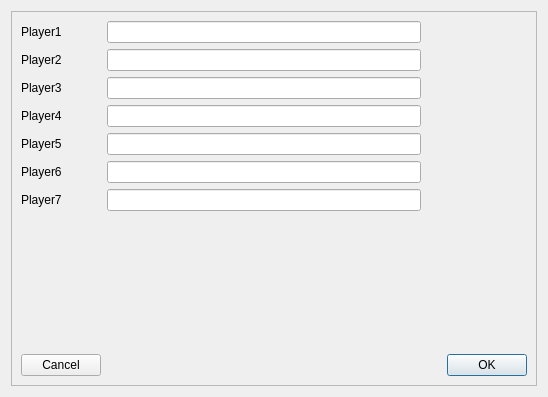
First picture: the form in Diplomacy/forms/userswindow.ui, repository ulquiorra68/Diplomacy, before the edit.
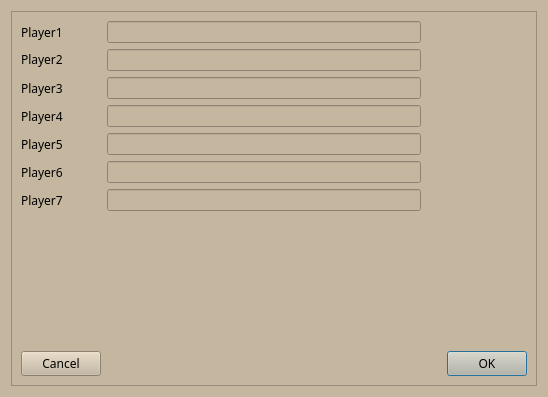
Second picture: the form after the edit.

What changed in the file:
```diff
--- a/Diplomacy/forms/userswindow.ui
+++ b/Diplomacy/forms/userswindow.ui
@@ -13,6 +13,9 @@
   <property name="windowTitle">
    <string>Dialog</string>
   </property>
+  <property name="styleSheet">
+   <string notr="true">background-color: #c4b69f</string>
+  </property>
   <layout class="QGridLayout" name="gridLayout">
    <item row="0" column="0">
     <widget class="QFrame" name="frame">
@@ -25,6 +28,11 @@
      <layout class="QGridLayout" name="gridLayout_2">
       <item row="10" column="4">
        <widget class="QPushButton" name="ok_button">
+        <property name="font">
+         <font>
+          <family>MV Boli</family>
+         </font>
+        </property>
         <property name="text">
          <string>OK</string>
         </property>
@@ -32,6 +40,11 @@
       </item>
       <item row="3" column="0">
        <widget class="QLabel" name="label_2">
+        <property name="font">
+         <font>
+          <family>MV Boli</family>
+         </font>
+        </property>
         <property name="text">
          <string>&lt;html&gt;&lt;head/&gt;&lt;body&gt;&lt;p&gt;Player2&lt;/p&gt;&lt;/body&gt;&lt;/html&gt;</string>
         </property>
@@ -39,6 +52,11 @@
       </item>
       <item row="6" column="0">
        <widget class="QLabel" name="label_5">
+        <property name="font">
+         <font>
+          <family>MV Boli</family>
+         </font>
+        </property>
         <property name="text">
          <string>Player5</string>
         </property>
@@ -46,6 +64,11 @@
       </item>
       <item row="10" column="0">
        <widget class="QPushButton" name="cancel_button">
+        <property name="font">
+         <font>
+          <family>MV Boli</family>
+         </font>
+        </property>
         <property name="text">
          <string>Cancel</string>
         </property>
@@ -53,6 +76,11 @@
       </item>
       <item row="5" column="0">
        <widget class="QLabel" name="label_4">
+        <property name="font">
+         <font>
+          <family>MV Boli</family>
+         </font>
+        </property>
         <property name="text">
          <string>Player4</string>
         </property>
@@ -60,6 +88,11 @@
       </item>
       <item row="2" column="0">
        <widget class="QLabel" name="label">
+        <property name="font">
+         <font>
+          <family>MV Boli</family>
+         </font>
+        </property>
         <property name="text">
          <string>Player1</string>
         </property>
@@ -83,6 +116,11 @@
       </item>
       <item row="4" column="0">
        <widget class="QLabel" name="label_3">
+        <property name="font">
+         <font>
+          <family>MV Boli</family>
+         </font>
+        </property>
         <property name="text">
          <string>Player3</string>
         </property>
@@ -93,6 +131,11 @@
       </item>
       <item row="8" column="0">
        <widget class="QLabel" name="label_7">
+        <property name="font">
+         <font>
+          <family>MV Boli</family>
+         </font>
+        </property>
         <property name="text">
          <string>Player7</string>
         </property>
@@ -100,6 +143,11 @@
       </item>
       <item row="7" column="0">
        <widget class="QLabel" name="label_6">
+        <property name="font">
+         <font>
+          <family>MV Boli</family>
+         </font>
+        </property>
         <property name="text">
          <string>Player6</string>
         </property>
```
Left out of the diff: 3 changed lines with no effect on the pictures.
